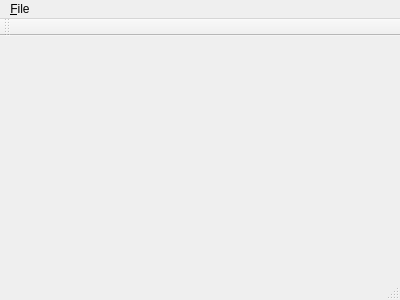
Qt form mainwindow.ui (synrand/edim) before a commit.
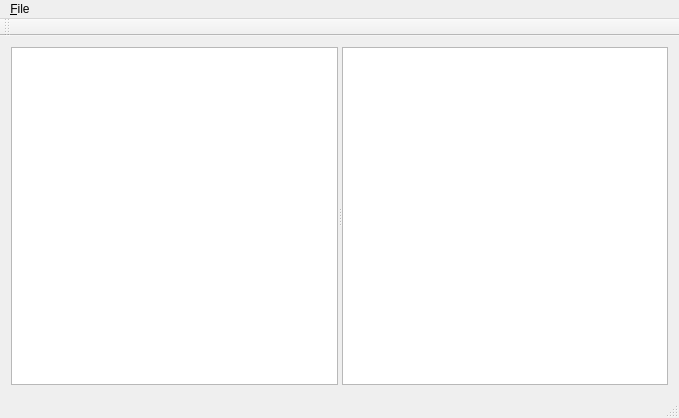
The same form after that commit.

Commit message: Added tree view to documents location as base for document library

Patch:
```diff
--- a/mainwindow.ui
+++ b/mainwindow.ui
@@ -6,20 +6,32 @@
    <rect>
     <x>0</x>
     <y>0</y>
-    <width>400</width>
-    <height>300</height>
+    <width>679</width>
+    <height>418</height>
    </rect>
   </property>
   <property name="windowTitle">
    <string>MainWindow</string>
   </property>
-  <widget class="QWidget" name="centralWidget"/>
+  <widget class="QWidget" name="centralWidget">
+   <layout class="QHBoxLayout" name="horizontalLayout">
+    <item>
+     <widget class="QSplitter" name="splitter">
+      <property name="orientation">
+       <enum>Qt::Horizontal</enum>
+      </property>
+      <widget class="QTreeView" name="treeViewLibrary"/>
+      <widget class="QGraphicsView" name="graphicsView"/>
+     </widget>
+    </item>
+   </layout>
+  </widget>
   <widget class="QMenuBar" name="menuBar">
    <property name="geometry">
     <rect>
      <x>0</x>
      <y>0</y>
-     <width>400</width>
+     <width>679</width>
      <height>19</height>
     </rect>
    </property>
```
The commit also changes 2 other files.
